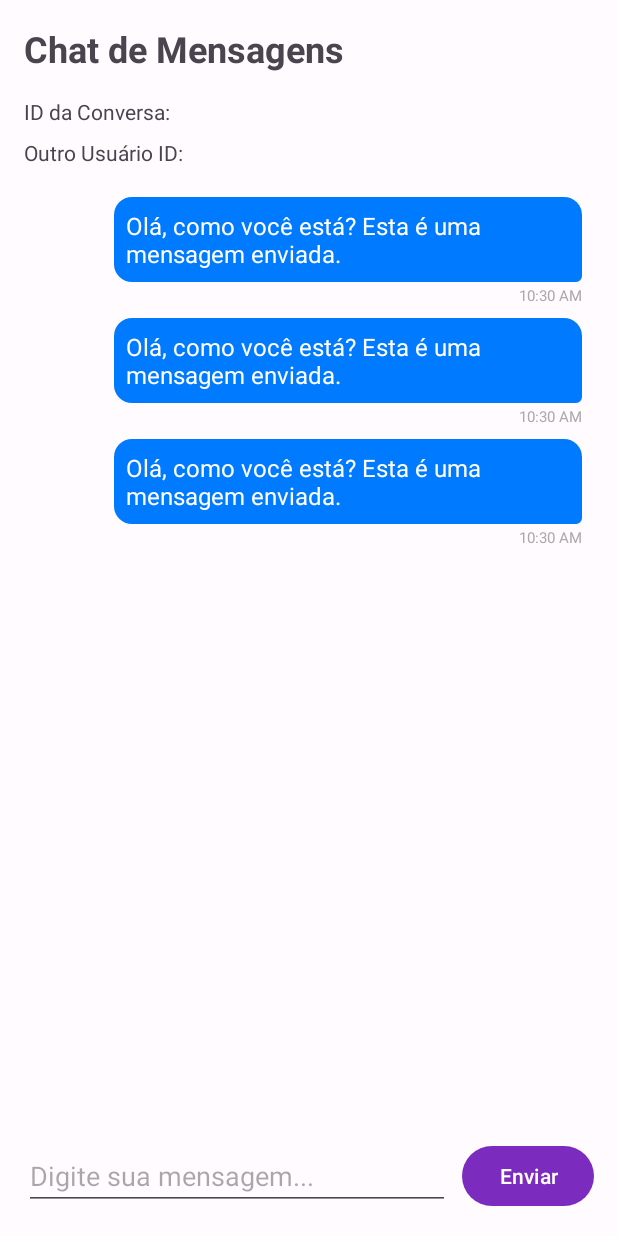
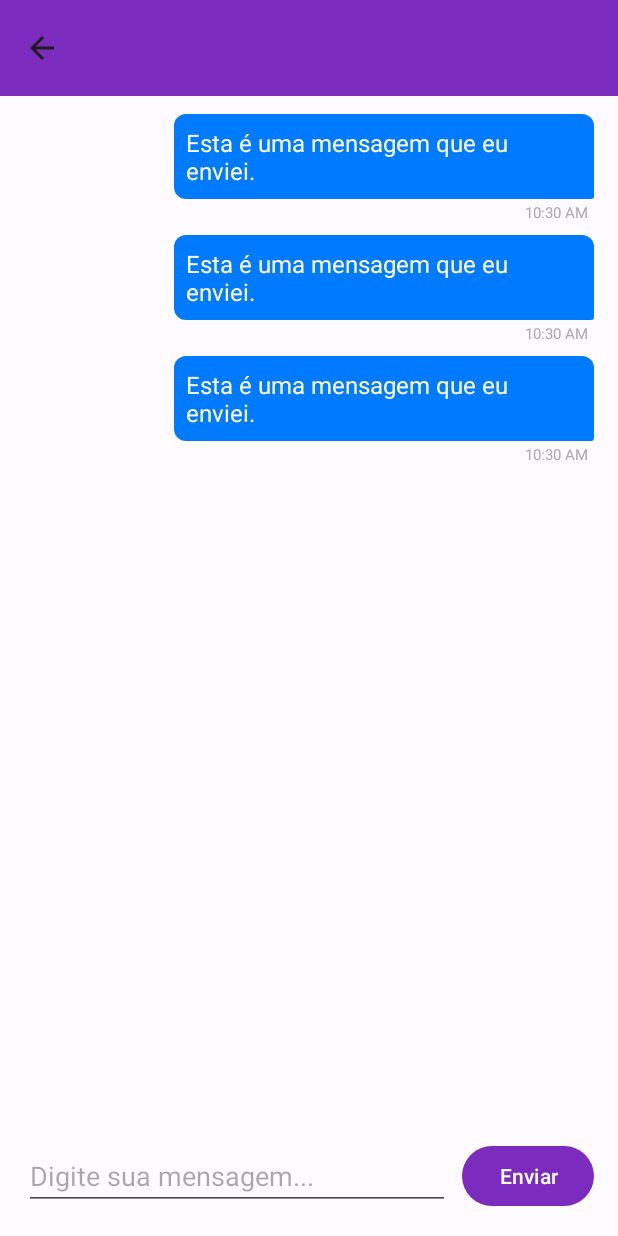
Before and after one commit to GelsoS/alquimia, an Android app: the layout fragment_messages.xml on its own in the app's theme, with its tools: preview values and no code run, on a phone screen of 412 x 824 dp. Run offline under Robolectric (Android 15) with nearby library versions, the phone set to English and light mode, and no system bars.

Commit message:
13 de julho

```diff
--- a/app/src/main/java/com/alquimia/ui/fragments/ChatListFragment.kt
+++ b/app/src/main/java/com/alquimia/ui/fragments/ChatListFragment.kt
@@ -43,13 +43,16 @@ class ChatListFragment : Fragment() {
     private fun setupRecyclerView() {
         conversationAdapter = ConversationAdapter { conversation ->
             val otherUserId = conversation.otherUser?.id ?: ""
+            val otherUserName = conversation.otherUser?.name ?: "Usuário Desconhecido" // Obter o nome do outro usuário
             Log.d("ChatListFragment", "Navegando para MessagesFragment:")
             Log.d("ChatListFragment", "  Conversation ID: ${conversation.id}")
             Log.d("ChatListFragment", "  Other User ID: $otherUserId")
+            Log.d("ChatListFragment", "  Other User Name: $otherUserName")
 
             val action = ChatListFragmentDirections.actionChatListFragmentToMessagesFragment(
                 conversation.id,
-                otherUserId
+                otherUserId,
+                otherUserName // Passar o nome do outro usuário
             )
             findNavController().navigate(action)
         }
--- a/app/src/main/res/drawable/bg_message_sent.xml
+++ b/app/src/main/res/drawable/bg_message_sent.xml
@@ -2,8 +2,8 @@
 <shape xmlns:android="http://schemas.android.com/apk/res/android">
     <solid android:color="#007AFF" /> <!-- Azul para mensagens enviadas -->
     <corners
-        android:topLeftRadius="12dp"
-        android:topRightRadius="12dp"
-        android:bottomLeftRadius="12dp"
-        android:bottomRightRadius="4dp" />
+        android:topLeftRadius="8dp"
+        android:topRightRadius="8dp"
+        android:bottomLeftRadius="8dp"
+        android:bottomRightRadius="2dp" />
 </shape>
--- a/app/src/main/res/layout/fragment_messages.xml
+++ b/app/src/main/res/layout/fragment_messages.xml
@@ -1,33 +1,22 @@
 <?xml version="1.0" encoding="utf-8"?>
 <LinearLayout xmlns:android="http://schemas.android.com/apk/res/android"
     xmlns:tools="http://schemas.android.com/tools"
+    xmlns:app="http://schemas.android.com/apk/res-auto"
     android:layout_width="match_parent"
     android:layout_height="match_parent"
     android:orientation="vertical"
-    android:padding="16dp"
     tools:context=".ui.fragments.MessagesFragment">
 
-    <TextView
-        android:layout_width="wrap_content"
-        android:layout_height="wrap_content"
-        android:text="Chat de Mensagens"
-        android:textSize="24sp"
-        android:textStyle="bold"
-        android:layout_marginBottom="16dp"/>
+    <com.google.android.material.appbar.MaterialToolbar
+        android:id="@+id/toolbar_messages"
+        android:layout_width="match_parent"
+        android:layout_height="?attr/actionBarSize"
+        android:background="?attr/colorPrimary"
+        app:titleTextColor="@android:color/white"
+        app:navigationIcon="@drawable/ic_arrow_back" /> <!-- Certifique-se de criar este drawable -->
 
-    <TextView
-        android:id="@+id/tv_conversation_id"
-        android:layout_width="wrap_content"
-        android:layout_height="wrap_content"
-        android:text="ID da Conversa: "
-        android:layout_marginBottom="8dp"/>
-
-    <TextView
-        android:id="@+id/tv_other_user_id"
-        android:layout_width="wrap_content"
-        android:layout_height="wrap_content"
-        android:text="Outro Usuário ID: "
-        android:layout_marginBottom="16dp"/>
+    <!-- Removidos os TextViews de ID da Conversa e Outro Usuário ID para simplificar o layout do chat -->
+    <!-- Eles podem ser exibidos no título da Toolbar ou em outro lugar se necessário -->
 
     <!-- RecyclerView para exibir as mensagens -->
     <androidx.recyclerview.widget.RecyclerView
@@ -35,15 +24,19 @@
         android:layout_width="match_parent"
         android:layout_height="0dp"
         android:layout_weight="1"
-        android:layout_marginBottom="16dp"
+        android:paddingStart="16dp"
+        android:paddingEnd="16dp"
+        android:paddingTop="8dp"
+        android:paddingBottom="8dp"
         android:scrollbars="vertical"
-        tools:listitem="@layout/item_message_sent" /> <!-- Exemplo de item de layout -->
+        tools:listitem="@layout/item_message_sent" />
 
     <LinearLayout
         android:layout_width="match_parent"
         android:layout_height="wrap_content"
         android:orientation="horizontal"
-        android:gravity="center_vertical">
+        android:gravity="center_vertical"
+        android:padding="16dp">
 
         <EditText
             android:id="@+id/et_message_input"
--- a/app/src/main/res/layout/item_message_sent.xml
+++ b/app/src/main/res/layout/item_message_sent.xml
@@ -4,30 +4,28 @@
     android:layout_width="match_parent"
     android:layout_height="wrap_content"
     android:orientation="vertical"
-    android:paddingStart="60dp"
-    android:paddingEnd="8dp"
-    android:paddingTop="4dp"
-    android:paddingBottom="4dp">
+    android:gravity="end"
+    android:paddingVertical="4dp">
 
     <TextView
         android:id="@+id/tv_message_content"
         android:layout_width="wrap_content"
         android:layout_height="wrap_content"
-        android:layout_gravity="end"
         android:background="@drawable/bg_message_sent"
         android:padding="8dp"
         android:textColor="@android:color/white"
         android:textSize="16sp"
-        tools:text="Olá, como você está? Esta é uma mensagem enviada." />
+        android:maxWidth="280dp"
+        tools:text="Esta é uma mensagem que eu enviei." />
 
     <TextView
         android:id="@+id/tv_message_time"
         android:layout_width="wrap_content"
         android:layout_height="wrap_content"
-        android:layout_gravity="end"
-        android:layout_marginTop="2dp"
         android:textSize="10sp"
         android:textColor="@android:color/darker_gray"
+        android:layout_marginTop="2dp"
+        android:layout_marginEnd="4dp"
         tools:text="10:30 AM" />
 
 </LinearLayout>
--- a/app/src/main/res/navigation/nav_graph.xml
+++ b/app/src/main/res/navigation/nav_graph.xml
@@ -38,6 +38,10 @@
         <argument
             android:name="otherUserId"
             app:argType="string" />
+        <argument
+            android:name="otherUserName"
+            app:argType="string"
+            android:defaultValue="Usuário Desconhecido" /> <!-- Adicionado -->
     </fragment>
 
     <fragment
```
Also changed, not shown: app/src/main/java/com/alquimia/ui/chat/MessageAdapter.kt (+18 -23 lines), app/src/main/java/com/alquimia/ui/fragments/MessagesFragment.kt (+70 -93 lines), app/src/main/java/com/alquimia/ui/fragments/ProfileDetailFragment.kt (+4 -14 lines), app/src/main/res/drawable/bg_message_received.xml (+5 -5 lines), app/src/main/res/layout/item_message_received.xml (+20 -14 lines).
